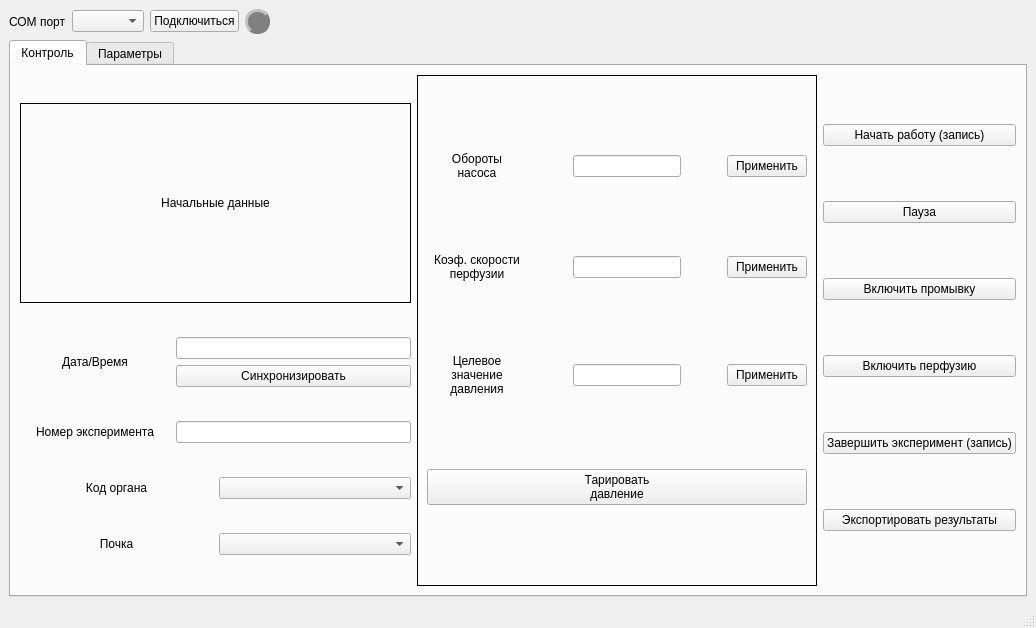
Old version of the form mainwindow.ui in the repository walrusfriend/Kidney-Monitor-Qt.
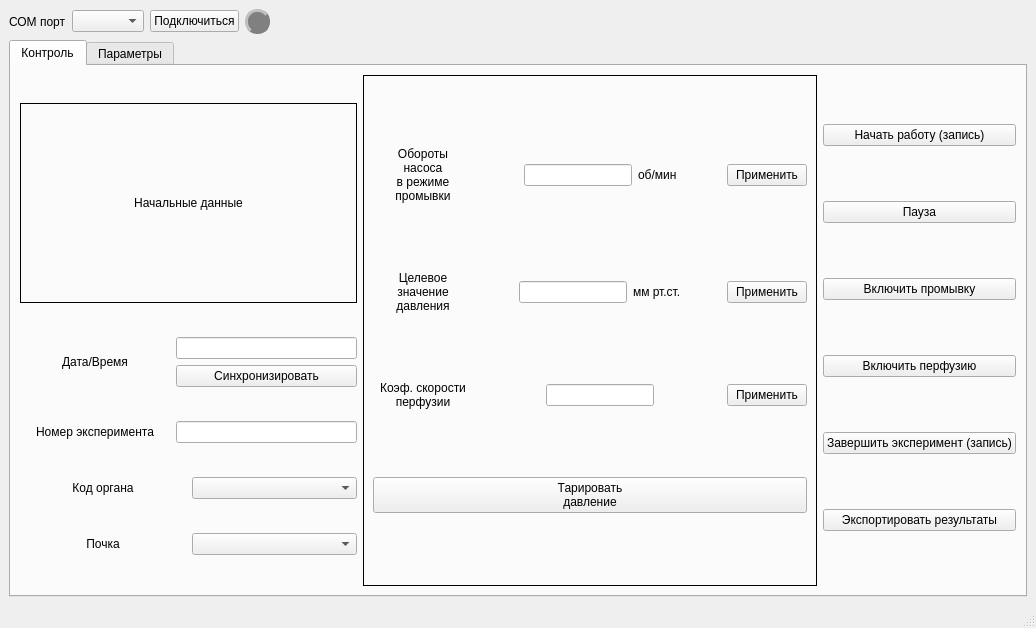
New version of the form.

Commit message: Added unit of measurement to UI control folder

```diff
--- a/mainwindow.ui
+++ b/mainwindow.ui
@@ -265,7 +265,9 @@
                </property>
                <property name="text">
                 <string>Обороты
-насоса</string>
+насоса
+в режиме
+промывки</string>
                </property>
                <property name="alignment">
                 <set>Qt::AlignmentFlag::AlignCenter</set>
@@ -295,6 +297,13 @@
                </property>
               </widget>
              </item>
+             <item>
+              <widget class="QLabel" name="label_10">
+               <property name="text">
+                <string>об/мин</string>
+               </property>
+              </widget>
+             </item>
              <item>
               <spacer name="horizontalSpacer">
                <property name="orientation">
@@ -317,70 +326,6 @@
              </item>
             </layout>
            </item>
-           <item>
-            <layout class="QHBoxLayout" name="horizontalLayout_30">
-             <item>
-              <widget class="QLabel" name="label_31">
-               <property name="minimumSize">
-                <size>
-                 <width>100</width>
-                 <height>0</height>
-                </size>
-               </property>
-               <property name="text">
-                <string>Коэф. скорости
-перфузии</string>
-               </property>
-               <property name="alignment">
-                <set>Qt::AlignmentFlag::AlignCenter</set>
-               </property>
-              </widget>
-             </item>
-             <item>
-              <spacer name="horizontalSpacer_6">
-               <property name="orientation">
-                <enum>Qt::Orientation::Horizontal</enum>
-               </property>
-               <property name="sizeHint" stdset="0">
-                <size>
-                 <width>40</width>
-                 <height>20</height>
-                </size>
-               </property>
-              </spacer>
-             </item>
-             <item>
-              <widget class="QLineEdit" name="le_perfussion_rate">
-               <property name="minimumSize">
-                <size>
-                 <width>100</width>
-                 <height>0</height>
-                </size>
-               </property>
-              </widget>
-             </item>
-             <item>
-              <spacer name="horizontalSpacer_3">
-               <property name="orientation">
-                <enum>Qt::Orientation::Horizontal</enum>
-               </property>
-               <property name="sizeHint" stdset="0">
-                <size>
-                 <width>40</width>
-                 <height>20</height>
-                </size>
-               </property>
-              </spacer>
-             </item>
-             <item>
-              <widget class="QPushButton" name="pb_perfussion_rate">
-               <property name="text">
-                <string>Применить</string>
-               </property>
-              </widget>
-             </item>
-            </layout>
-           </item>
            <item>
             <layout class="QHBoxLayout" name="horizontalLayout_27">
              <item>
@@ -424,6 +369,13 @@
                </property>
               </widget>
              </item>
+             <item>
+              <widget class="QLabel" name="label_12">
+               <property name="text">
+                <string>мм рт.ст.</string>
+               </property>
+              </widget>
+             </item>
              <item>
               <spacer name="horizontalSpacer_4">
                <property name="orientation">
@@ -446,6 +398,70 @@
              </item>
             </layout>
            </item>
+           <item>
+            <layout class="QHBoxLayout" name="horizontalLayout_30">
+             <item>
+              <widget class="QLabel" name="label_31">
+               <property name="minimumSize">
+                <size>
+                 <width>100</width>
+                 <height>0</height>
+                </size>
+               </property>
+               <property name="text">
+                <string>Коэф. скорости
+перфузии</string>
+               </property>
+               <property name="alignment">
+                <set>Qt::AlignCenter</set>
+               </property>
+              </widget>
+             </item>
+             <item>
+              <spacer name="horizontalSpacer_6">
+               <property name="orientation">
+                <enum>Qt::Horizontal</enum>
+               </property>
+               <property name="sizeHint" stdset="0">
+                <size>
+                 <width>40</width>
+                 <height>20</height>
+                </size>
+               </property>
+              </spacer>
+             </item>
+             <item>
+              <widget class="QLineEdit" name="le_perfussion_rate">
+               <property name="minimumSize">
+                <size>
+                 <width>100</width>
+                 <height>0</height>
+                </size>
+               </property>
+              </widget>
+             </item>
+             <item>
+              <spacer name="horizontalSpacer_3">
+               <property name="orientation">
+                <enum>Qt::Horizontal</enum>
+               </property>
+               <property name="sizeHint" stdset="0">
+                <size>
+                 <width>40</width>
+                 <height>20</height>
+                </size>
+               </property>
+              </spacer>
+             </item>
+             <item>
+              <widget class="QPushButton" name="pb_perfussion_rate">
+               <property name="text">
+                <string>Применить</string>
+               </property>
+              </widget>
+             </item>
+            </layout>
+           </item>
            <item>
             <layout class="QHBoxLayout" name="horizontalLayout_24">
              <item>
```
Left out of the diff: 120 changed lines with no effect on the pictures.
